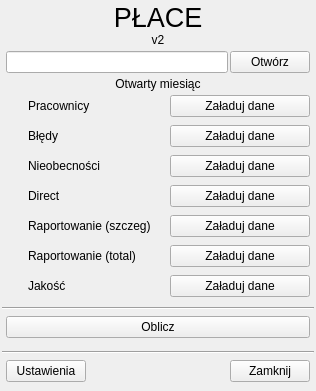
Before: the Qt Designer form Forms/main.ui in kolomir/place_v2, drawn with Qt 5.
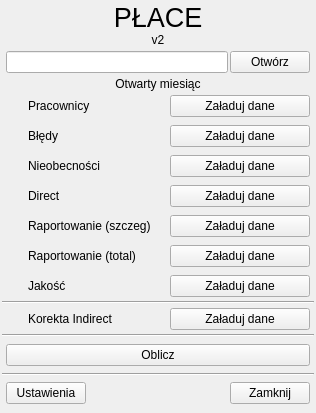
After: the same form once the commit is applied. Icons and pictures are not drawn.

```diff
--- a/Forms/main.ui
+++ b/Forms/main.ui
@@ -7,7 +7,7 @@
     <x>0</x>
     <y>0</y>
     <width>316</width>
-    <height>391</height>
+    <height>413</height>
    </rect>
   </property>
   <property name="windowTitle">
@@ -27,9 +27,12 @@
     <property name="bottomMargin">
      <number>2</number>
     </property>
+    <property name="spacing">
+     <number>0</number>
+    </property>
     <item row="0" column="0">
      <widget class="QWidget" name="widget" native="true">
-      <layout class="QVBoxLayout" name="verticalLayout_4">
+      <layout class="QVBoxLayout" name="verticalLayout_2">
        <property name="spacing">
         <number>0</number>
        </property>
@@ -93,7 +96,7 @@
        </item>
        <item>
         <widget class="QWidget" name="widget_3" native="true">
-         <layout class="QVBoxLayout" name="verticalLayout_2">
+         <layout class="QVBoxLayout" name="verticalLayout">
           <property name="spacing">
            <number>0</number>
           </property>
@@ -533,7 +536,7 @@
            </widget>
           </item>
           <item>
-           <widget class="QWidget" name="widget_8" native="true">
+           <widget class="QWidget" name="wid_jakosc" native="true">
             <layout class="QHBoxLayout" name="horizontalLayout_6">
              <property name="spacing">
               <number>2</number>
@@ -592,6 +595,73 @@
             </layout>
            </widget>
           </item>
+          <item>
+           <widget class="Line" name="line_3">
+            <property name="orientation">
+             <enum>Qt::Horizontal</enum>
+            </property>
+           </widget>
+          </item>
+          <item>
+           <widget class="QWidget" name="widget_8" native="true">
+            <layout class="QHBoxLayout" name="horizontalLayout_10">
+             <property name="spacing">
+              <number>2</number>
+             </property>
+             <property name="leftMargin">
+              <number>4</number>
+             </property>
+             <property name="topMargin">
+              <number>4</number>
+             </property>
+             <property name="rightMargin">
+              <number>4</number>
+             </property>
+             <property name="bottomMargin">
+              <number>4</number>
+             </property>
+             <item>
+              <widget class="QLabel" name="lab_dot_korekta">
+               <property name="minimumSize">
+                <size>
+                 <width>20</width>
+                 <height>20</height>
+                </size>
+               </property>
+               <property name="maximumSize">
+                <size>
+                 <width>20</width>
+                 <height>20</height>
+                </size>
+               </property>
+               <property name="text">
+                <string/>
+               </property>
+               <property name="pixmap">
+                <pixmap resource="../icon.qrc">:/icon/img/svg_icons/dot_red.svg</pixmap>
+               </property>
+               <property name="scaledContents">
+                <bool>true</bool>
+               </property>
+              </widget>
+             </item>
+             <item>
+              <widget class="QLabel" name="lab_korekta">
+               <property name="text">
+                <string>Korekta Indirect</string>
+               </property>
+              </widget>
+             </item>
+             <item>
+              <widget class="QPushButton" name="btn_zaladuj_korekta">
+               <property name="text">
+                <string>Załaduj dane</string>
+               </property>
+              </widget>
+             </item>
+            </layout>
+           </widget>
+          </item>
          </layout>
         </widget>
        </item>
@@ -600,7 +670,7 @@
     </item>
     <item row="1" column="0">
      <widget class="QWidget" name="widget_6" native="true">
-      <layout class="QVBoxLayout" name="verticalLayout">
+      <layout class="QVBoxLayout" name="verticalLayout_4">
        <property name="spacing">
         <number>0</number>
        </property>
```
